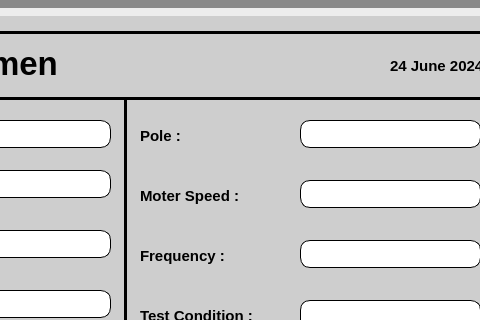
Old version of the form ROLTA-DYNO/Specimes_01.ui in the repository sanjaymanegit/testRepo; both pictures show x 650 to 1130 and y 0 to 320 of the 1366 by 766 pixel window.
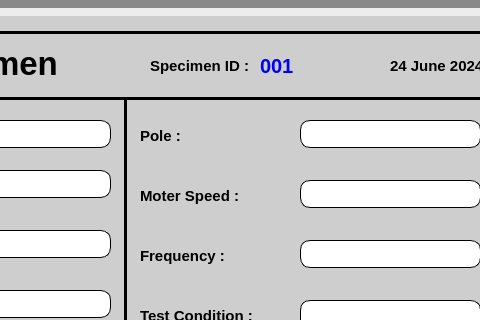
New version of the form.

The edit to the form file:
```diff
--- a/ROLTA-DYNO/Specimes_01.ui
+++ b/ROLTA-DYNO/Specimes_01.ui
@@ -2335,6 +2335,66 @@
      <enum>Qt::Vertical</enum>
     </property>
    </widget>
+   <widget class="QLabel" name="label_61">
+    <property name="geometry">
+     <rect>
+      <x>800</x>
+      <y>50</y>
+      <width>101</width>
+      <height>31</height>
+     </rect>
+    </property>
+    <property name="font">
+     <font>
+      <family>Arial</family>
+      <pointsize>11</pointsize>
+      <weight>75</weight>
+      <bold>true</bold>
+     </font>
+    </property>
+    <property name="styleSheet">
+     <string notr="true">color: rgb(0, 0, 0);
+
+
+</string>
+    </property>
+    <property name="text">
+     <string>Specimen ID :</string>
+    </property>
+    <property name="alignment">
+     <set>Qt::AlignLeading|Qt::AlignLeft|Qt::AlignVCenter</set>
+    </property>
+   </widget>
+   <widget class="QLabel" name="label_54">
+    <property name="geometry">
+     <rect>
+      <x>910</x>
+      <y>40</y>
+      <width>71</width>
+      <height>51</height>
+     </rect>
+    </property>
+    <property name="font">
+     <font>
+      <family>Arial</family>
+      <pointsize>15</pointsize>
+      <weight>75</weight>
+      <bold>true</bold>
+     </font>
+    </property>
+    <property name="styleSheet">
+     <string notr="true">color: rgb(0, 0, 255);
+
+
+</string>
+    </property>
+    <property name="text">
+     <string>001</string>
+    </property>
+    <property name="alignment">
+     <set>Qt::AlignLeading|Qt::AlignLeft|Qt::AlignVCenter</set>
+    </property>
+   </widget>
    <zorder>label_52</zorder>
    <zorder>label_63</zorder>
    <zorder>line_7</zorder>
```
Left out of the diff: 2 changed lines with no effect on the pictures.
